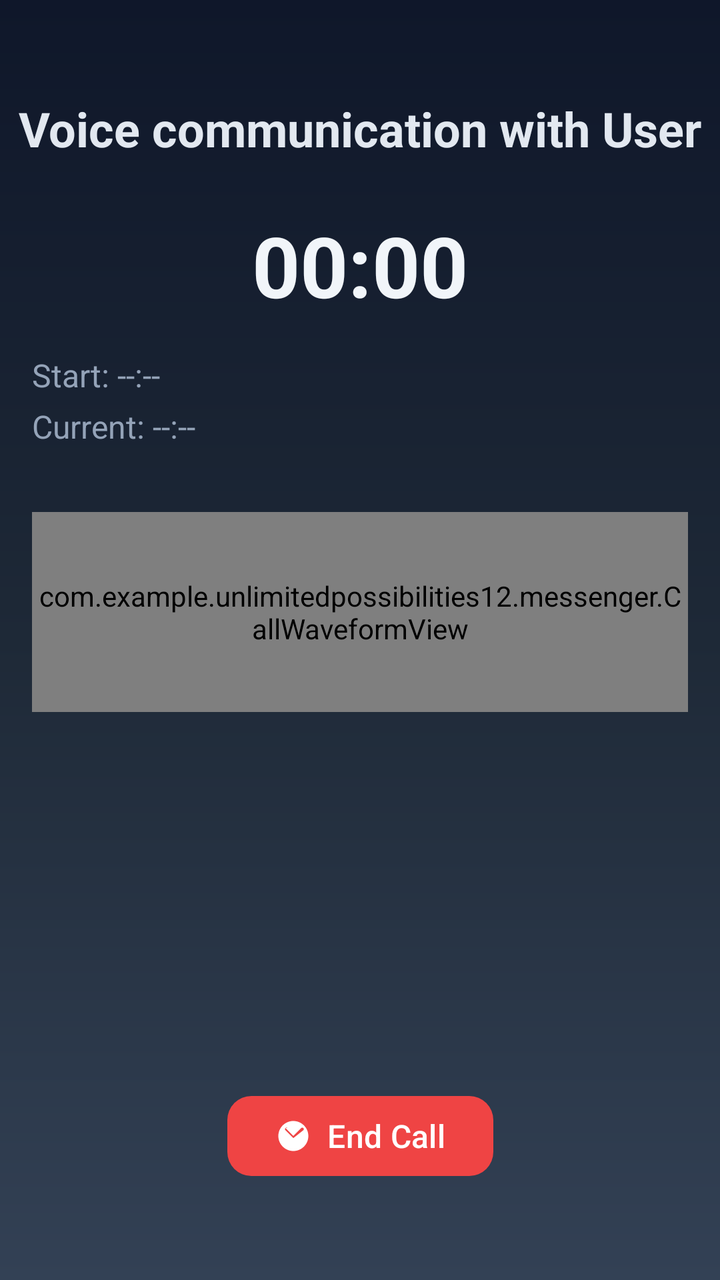
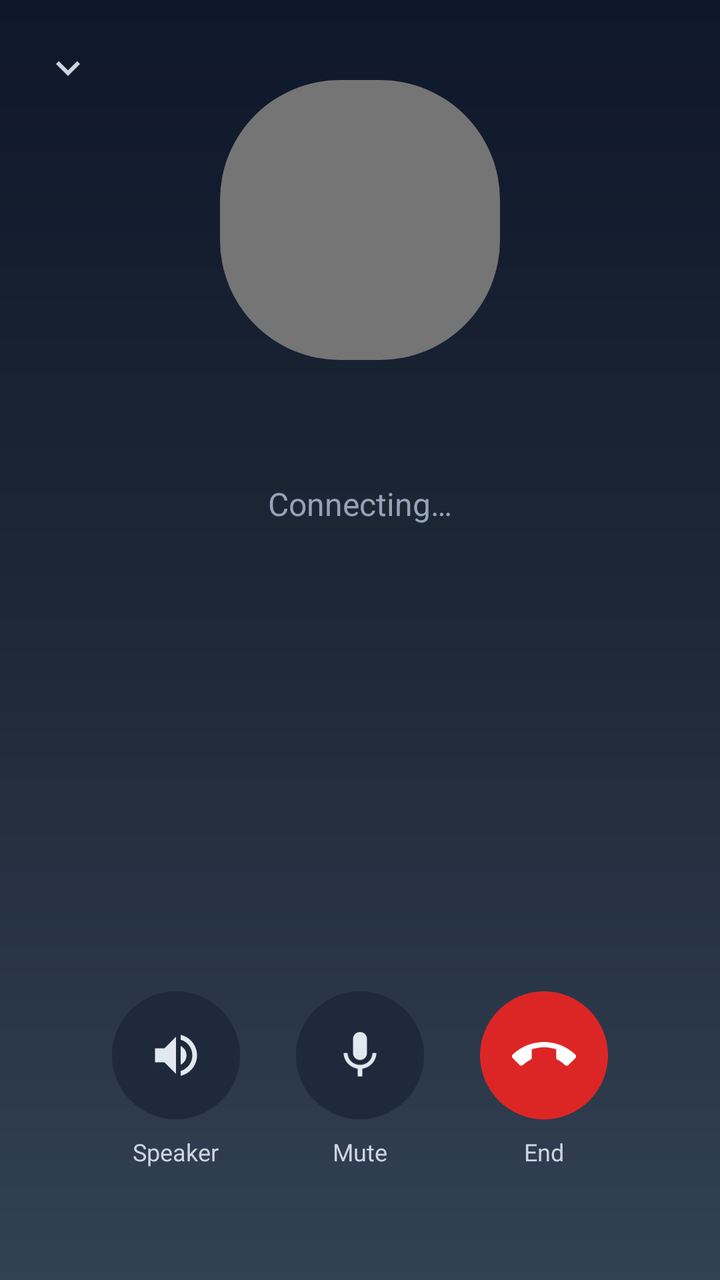

An Android layout rendered at two revisions. The XML below is the earlier revision; the diff shows what the commit changed to produce the second picture.
<!-- AndroidManifest.xml: application theme Theme.UnlimitedPossibilities12 -->
<!-- res/layout/activity_voice_call.xml -->
<?xml version="1.0" encoding="utf-8"?>
<androidx.constraintlayout.widget.ConstraintLayout xmlns:android="http://schemas.android.com/apk/res/android"
    xmlns:app="http://schemas.android.com/apk/res-auto"
    android:layout_width="match_parent"
    android:layout_height="match_parent"
    android:background="@drawable/gradient_voice_call_background">

    
    <TextView
        android:id="@+id/call_title"
        android:layout_width="wrap_content"
        android:layout_height="wrap_content"
        android:layout_marginTop="48dp"
        android:text="Voice communication with User"
        android:textColor="#E2E8F0"
        android:textSize="24sp"
        android:textStyle="bold"
        android:gravity="center"
        app:layout_constraintHorizontal_bias="0.5"
        app:layout_constraintLeft_toLeftOf="parent"
        app:layout_constraintRight_toRightOf="parent"
        app:layout_constraintTop_toTopOf="parent" />

    
    <TextView
        android:id="@+id/call_timer"
        android:layout_width="wrap_content"
        android:layout_height="wrap_content"
        android:layout_marginTop="24dp"
        android:text="00:00"
        android:textColor="#F1F5F9"
        android:textSize="42sp"
        android:textStyle="bold"
        app:layout_constraintHorizontal_bias="0.5"
        app:layout_constraintLeft_toLeftOf="parent"
        app:layout_constraintRight_toRightOf="parent"
        app:layout_constraintTop_toBottomOf="@id/call_title" />

    
    <LinearLayout
        android:id="@+id/time_container"
        android:layout_width="0dp"
        android:layout_height="wrap_content"
        android:layout_marginHorizontal="16dp"
        android:layout_marginTop="16dp"
        android:orientation="vertical"
        app:layout_constraintLeft_toLeftOf="parent"
        app:layout_constraintRight_toRightOf="parent"
        app:layout_constraintTop_toBottomOf="@id/call_timer">

        <TextView
            android:id="@+id/start_time"
            android:layout_width="wrap_content"
            android:layout_height="wrap_content"
            android:text="Start: --:--"
            android:textColor="#94A3B8"
            android:textSize="16sp" />

        <TextView
            android:id="@+id/current_time"
            android:layout_width="wrap_content"
            android:layout_height="wrap_content"
            android:layout_marginTop="4dp"
            android:text="Current: --:--"
            android:textColor="#94A3B8"
            android:textSize="16sp" />
    </LinearLayout>

    
    <com.example.unlimitedpossibilities12.messenger.CallWaveformView
        android:id="@+id/waveform_view"
        android:layout_width="0dp"
        android:layout_height="100dp"
        android:layout_marginHorizontal="16dp"
        android:layout_marginTop="32dp"
        app:layout_constraintLeft_toLeftOf="parent"
        app:layout_constraintRight_toRightOf="parent"
        app:layout_constraintTop_toBottomOf="@id/time_container" />

    
    <com.google.android.material.button.MaterialButton
        android:id="@+id/end_call_button"
        android:layout_width="wrap_content"
        android:layout_height="wrap_content"
        android:layout_marginBottom="48dp"
        android:text="End Call"
        android:textColor="#FFFFFF"
        android:textSize="16sp"
        app:cornerRadius="12dp"
        app:backgroundTint="#EF4444"
        app:icon="@drawable/ic_end_call"
        app:iconTint="#FFFFFF"
        app:iconPadding="8dp"
        app:layout_constraintBottom_toBottomOf="parent"
        app:layout_constraintLeft_toLeftOf="parent"
        app:layout_constraintRight_toRightOf="parent" />

</androidx.constraintlayout.widget.ConstraintLayout>
<!-- resources referenced by this layout -->
<resources>
  <!-- drawable gradient_voice_call_background (drawable) -->
  <?xml version="1.0" encoding="utf-8"?>
  <shape xmlns:android="http://schemas.android.com/apk/res/android">
      <gradient
          android:angle="270"
          android:startColor="#0F172A"
          android:centerColor="#1E2937"
          android:endColor="#334155" />
  </shape>
  <!-- drawable ic_end_call (drawable) -->
  <vector xmlns:android="http://schemas.android.com/apk/res/android"
      android:width="24dp"
      android:height="24dp"
      android:viewportWidth="24"
      android:viewportHeight="24">
      <path
          android:fillColor="#FFFFFF"
          android:pathData="M12,2C6.48,2,2,6.48,2,12s4.48,10,10,10,10-4.48,10-10S17.52,2,12,2zM6.71,6.71L12,12l5.29-5.29c0.39-0.39,1.02-0.39,1.41,0s0.39,1.02,0,1.41L12,13.41l-5.29-5.29c-0.39-0.39-0.39-1.02,0-1.41s1.02-0.39,1.41,0z" />
  </vector>
  <style name="Theme.UnlimitedPossibilities12" parent="Base.Theme.UnlimitedPossibilities12" />
  <style name="Base.Theme.UnlimitedPossibilities12" parent="Theme.Material3.DayNight.NoActionBar">
          
          
      </style>
</resources>

<!-- the commit's change to res/layout/activity_voice_call.xml (unified diff, before → after) -->
@@ -1,98 +1,197 @@
 <?xml version="1.0" encoding="utf-8"?>
-<androidx.constraintlayout.widget.ConstraintLayout xmlns:android="http://schemas.android.com/apk/res/android"
+<androidx.constraintlayout.widget.ConstraintLayout
+    xmlns:android="http://schemas.android.com/apk/res/android"
     xmlns:app="http://schemas.android.com/apk/res-auto"
     android:layout_width="match_parent"
     android:layout_height="match_parent"
     android:background="@drawable/gradient_voice_call_background">
 
     
+    <ImageView
+        android:id="@+id/minimize_button"
+        android:layout_width="44dp"
+        android:layout_height="44dp"
+        android:layout_margin="12dp"
+        android:background="?attr/selectableItemBackgroundBorderless"
+        android:clickable="true"
+        android:contentDescription="@string/call_minimize"
+        android:focusable="true"
+        android:padding="10dp"
+        android:src="@drawable/ic_chevron_down"
+        app:layout_constraintTop_toTopOf="parent"
+        app:layout_constraintStart_toStartOf="parent"
+        app:tint="#CBD5E1" />
+
+    
+    <FrameLayout
+        android:id="@+id/avatar_card"
+        android:layout_width="140dp"
+        android:layout_height="140dp"
+        android:layout_marginTop="40dp"
+        app:layout_constraintTop_toTopOf="parent"
+        app:layout_constraintStart_toStartOf="parent"
+        app:layout_constraintEnd_toEndOf="parent"
+        app:layout_constraintVertical_bias="0.18">
+
+        <ImageView
+            android:id="@+id/call_avatar_image"
+            android:layout_width="match_parent"
+            android:layout_height="match_parent"
+            android:contentDescription="@null"
+            android:scaleType="centerCrop" />
+
+        <TextView
+            android:id="@+id/call_avatar_text"
+            android:layout_width="match_parent"
+            android:layout_height="match_parent"
+            android:background="@drawable/circle_background"
+            android:gravity="center"
+            android:textColor="#FFFFFF"
+            android:textSize="52sp"
+            android:textStyle="bold" />
+    </FrameLayout>
+
     <TextView
         android:id="@+id/call_title"
+        android:layout_width="0dp"
+        android:layout_height="wrap_content"
+        android:layout_marginTop="20dp"
+        android:layout_marginHorizontal="24dp"
+        android:ellipsize="end"
+        android:gravity="center"
+        android:maxLines="1"
+        android:textColor="#F1F5F9"
+        android:textSize="26sp"
+        android:textStyle="bold"
+        app:layout_constraintTop_toBottomOf="@id/avatar_card"
+        app:layout_constraintStart_toStartOf="parent"
+        app:layout_constraintEnd_toEndOf="parent" />
+
+    
+    <TextView
+        android:id="@+id/call_status"
         android:layout_width="wrap_content"
         android:layout_height="wrap_content"
-        android:layout_marginTop="48dp"
-        android:text="Voice communication with User"
-        android:textColor="#E2E8F0"
-        android:textSize="24sp"
-        android:textStyle="bold"
-        android:gravity="center"
-        app:layout_constraintHorizontal_bias="0.5"
-        app:layout_constraintLeft_toLeftOf="parent"
-        app:layout_constraintRight_toRightOf="parent"
-        app:layout_constraintTop_toTopOf="parent" />
+        android:layout_marginTop="6dp"
+        android:text="@string/call_connecting"
+        android:textColor="#94A3B8"
+        android:textSize="16sp"
+        app:layout_constraintTop_toBottomOf="@id/call_title"
+        app:layout_constraintStart_toStartOf="parent"
+        app:layout_constraintEnd_toEndOf="parent" />
 
-    
     <TextView
         android:id="@+id/call_timer"
         android:layout_width="wrap_content"
         android:layout_height="wrap_content"
-        android:layout_marginTop="24dp"
+        android:layout_marginTop="2dp"
         android:text="00:00"
-        android:textColor="#F1F5F9"
-        android:textSize="42sp"
-        android:textStyle="bold"
-        app:layout_constraintHorizontal_bias="0.5"
-        app:layout_constraintLeft_toLeftOf="parent"
-        app:layout_constraintRight_toRightOf="parent"
-        app:layout_constraintTop_toBottomOf="@id/call_title" />
+        android:textColor="#CBD5E1"
+        android:textSize="18sp"
+        android:visibility="gone"
+        app:layout_constraintTop_toBottomOf="@id/call_status"
+        app:layout_constraintStart_toStartOf="parent"
+        app:layout_constraintEnd_toEndOf="parent" />
 
     
     <LinearLayout
-        android:id="@+id/time_container"
-        android:layout_width="0dp"
+        android:id="@+id/call_controls"
+        android:layout_width="wrap_content"
         android:layout_height="wrap_content"
-        android:layout_marginHorizontal="16dp"
-        android:layout_marginTop="16dp"
-        android:orientation="vertical"
-        app:layout_constraintLeft_toLeftOf="parent"
-        app:layout_constraintRight_toRightOf="parent"
-        app:layout_constraintTop_toBottomOf="@id/call_timer">
+        android:layout_marginBottom="56dp"
+        android:gravity="center"
+        android:orientation="horizontal"
+        app:layout_constraintBottom_toBottomOf="parent"
+        app:layout_constraintStart_toStartOf="parent"
+        app:layout_constraintEnd_toEndOf="parent">
 
-        <TextView
-            android:id="@+id/start_time"
+        <LinearLayout
             android:layout_width="wrap_content"
             android:layout_height="wrap_content"
-            android:text="Start: --:--"
-            android:textColor="#94A3B8"
-            android:textSize="16sp" />
+            android:layout_marginHorizontal="14dp"
+            android:gravity="center"
+            android:orientation="vertical">
 
-        <TextView
-            android:id="@+id/current_time"
+            <ImageView
+                android:id="@+id/speaker_button"
+                android:layout_width="64dp"
+                android:layout_height="64dp"
+                android:background="@drawable/circle_background"
+                android:backgroundTint="#1E293B"
+                android:clickable="true"
+                android:contentDescription="@string/call_speaker"
+                android:focusable="true"
+                android:padding="18dp"
+                android:src="@drawable/ic_volume_up"
+                app:tint="#E2E8F0" />
+
+            <TextView
+                android:id="@+id/speaker_label"
+                android:layout_width="wrap_content"
+                android:layout_height="wrap_content"
+                android:layout_marginTop="8dp"
+                android:text="@string/call_speaker"
+                android:textColor="#CBD5E1"
+                android:textSize="12sp" />
+        </LinearLayout>
+
+        <LinearLayout
             android:layout_width="wrap_content"
             android:layout_height="wrap_content"
-            android:layout_marginTop="4dp"
-            android:text="Current: --:--"
-            android:textColor="#94A3B8"
-            android:textSize="16sp" />
+            android:layout_marginHorizontal="14dp"
+            android:gravity="center"
+            android:orientation="vertical">
+
+            <ImageView
+                android:id="@+id/mute_button"
+                android:layout_width="64dp"
+                android:layout_height="64dp"
+                android:background="@drawable/circle_background"
+                android:backgroundTint="#1E293B"
+                android:clickable="true"
+                android:contentDescription="@string/call_mute"
+                android:focusable="true"
+                android:padding="18dp"
+                android:src="@drawable/ic_mic_white"
+                app:tint="#E2E8F0" />
+
+            <TextView
+                android:id="@+id/mute_label"
+                android:layout_width="wrap_content"
+                android:layout_height="wrap_content"
+                android:layout_marginTop="8dp"
+                android:text="@string/call_mute"
+                android:textColor="#CBD5E1"
+                android:textSize="12sp" />
+        </LinearLayout>
+
+        <LinearLayout
+            android:layout_width="wrap_content"
+            android:layout_height="wrap_content"
+            android:layout_marginHorizontal="14dp"
+            android:gravity="center"
+            android:orientation="vertical">
+
+            <ImageView
+                android:id="@+id/end_call_button"
+                android:layout_width="64dp"
+                android:layout_height="64dp"
+                android:background="@drawable/circle_background"
+                android:backgroundTint="#DC2626"
+                android:clickable="true"
+                android:contentDescription="@string/call_end"
+                android:focusable="true"
+                android:padding="16dp"
+                android:src="@drawable/ic_call_end_down"
+                app:tint="#FFFFFF" />
+
+            <TextView
+                android:layout_width="wrap_content"
+                android:layout_height="wrap_content"
+                android:layout_marginTop="8dp"
+                android:text="@string/call_end"
+                android:textColor="#CBD5E1"
+                android:textSize="12sp" />
+        </LinearLayout>
     </LinearLayout>
-
-    
-    <com.example.unlimitedpossibilities12.messenger.CallWaveformView
-        android:id="@+id/waveform_view"
-        android:layout_width="0dp"
-        android:layout_height="100dp"
-        android:layout_marginHorizontal="16dp"
-        android:layout_marginTop="32dp"
-        app:layout_constraintLeft_toLeftOf="parent"
-        app:layout_constraintRight_toRightOf="parent"
-        app:layout_constraintTop_toBottomOf="@id/time_container" />
-
-    
-    <com.google.android.material.button.MaterialButton
-        android:id="@+id/end_call_button"
-        android:layout_width="wrap_content"
-        android:layout_height="wrap_content"
-        android:layout_marginBottom="48dp"
-        android:text="End Call"
-        android:textColor="#FFFFFF"
-        android:textSize="16sp"
-        app:cornerRadius="12dp"
-        app:backgroundTint="#EF4444"
-        app:icon="@drawable/ic_end_call"
-        app:iconTint="#FFFFFF"
-        app:iconPadding="8dp"
-        app:layout_constraintBottom_toBottomOf="parent"
-        app:layout_constraintLeft_toLeftOf="parent"
-        app:layout_constraintRight_toRightOf="parent" />
-
 </androidx.constraintlayout.widget.ConstraintLayout>
<!-- resource entries referenced after the edit -->
@@ -1,5 +1,11 @@
 <!-- resources referenced by this layout -->
 <resources>
+  <!-- drawable circle_background (drawable) -->
+  <?xml version="1.0" encoding="utf-8"?>
+  <shape xmlns:android="http://schemas.android.com/apk/res/android">
+      <solid android:color="#757575" />
+      <corners android:radius="60dp" />
+  </shape>
   <!-- drawable gradient_voice_call_background (drawable) -->
   <?xml version="1.0" encoding="utf-8"?>
   <shape xmlns:android="http://schemas.android.com/apk/res/android">
@@ -9,7 +15,8 @@
           android:centerColor="#1E2937"
           android:endColor="#334155" />
   </shape>
-  <!-- drawable ic_end_call (drawable) -->
+  <!-- drawable ic_call_end_down (drawable) -->
+  <?xml version="1.0" encoding="utf-8"?>
   <vector xmlns:android="http://schemas.android.com/apk/res/android"
       android:width="24dp"
       android:height="24dp"
@@ -17,8 +24,44 @@
       android:viewportHeight="24">
       <path
           android:fillColor="#FFFFFF"
-          android:pathData="M12,2C6.48,2,2,6.48,2,12s4.48,10,10,10,10-4.48,10-10S17.52,2,12,2zM6.71,6.71L12,12l5.29-5.29c0.39-0.39,1.02-0.39,1.41,0s0.39,1.02,0,1.41L12,13.41l-5.29-5.29c-0.39-0.39-0.39-1.02,0-1.41s1.02-0.39,1.41,0z" />
+          android:pathData="M12,9c-1.6,0 -3.15,0.25 -4.6,0.72v3.1c0,0.39 -0.23,0.74 -0.56,0.9 -0.98,0.49 -1.87,1.12 -2.66,1.85 -0.18,0.18 -0.43,0.28 -0.7,0.28 -0.28,0 -0.53,-0.11 -0.71,-0.29L0.29,13.08c-0.18,-0.17 -0.29,-0.42 -0.29,-0.7 0,-0.28 0.11,-0.53 0.29,-0.71C3.34,8.78 7.46,7 12,7s8.66,1.78 11.71,4.67c0.18,0.18 0.29,0.43 0.29,0.71 0,0.28 -0.11,0.53 -0.29,0.71l-2.48,2.48c-0.18,0.18 -0.43,0.29 -0.71,0.29 -0.27,0 -0.52,-0.11 -0.7,-0.28 -0.79,-0.74 -1.69,-1.36 -2.67,-1.85 -0.33,-0.16 -0.56,-0.5 -0.56,-0.9v-3.1C15.15,9.25 13.6,9 12,9z" />
   </vector>
+  <!-- drawable ic_chevron_down (drawable) -->
+  <?xml version="1.0" encoding="utf-8"?>
+  <vector xmlns:android="http://schemas.android.com/apk/res/android"
+      android:width="24dp"
+      android:height="24dp"
+      android:viewportWidth="24"
+      android:viewportHeight="24">
+      <path
+          android:fillColor="#FFFFFF"
+          android:pathData="M7.41,8.59 L12,13.17l4.59,-4.58L18,10l-6,6 -6,-6z" />
+  </vector>
+  <!-- drawable ic_mic_white (drawable) -->
+  <vector xmlns:android="http://schemas.android.com/apk/res/android"
+      android:width="24dp"
+      android:height="24dp"
+      android:viewportWidth="24"
+      android:viewportHeight="24">
+      <path
+          android:fillColor="#FFFFFF"
+          android:pathData="M12,14c1.66,0 3,-1.34 3,-3L15,5c0,-1.66 -1.34,-3 -3,-3S9,3.34 9,5v6c0,1.66 1.34,3 3,3zM17.3,11c0,3 -2.54,5.1 -5.3,5.1S6.7,14 6.7,11L5,11c0,3.41 2.72,6.23 6,6.72L11,21h2v-3.28c3.28,-0.48 6,-3.3 6,-6.72h-1.7z"/>
+  </vector>
+  <!-- drawable ic_volume_up (drawable) -->
+  <vector xmlns:android="http://schemas.android.com/apk/res/android"
+      android:width="24dp"
+      android:height="24dp"
+      android:viewportWidth="24"
+      android:viewportHeight="24">
+      <path
+          android:fillColor="#FFFFFF"
+          android:pathData="M3,9v6h4l5,5L12,4L7,9H3zM16.5,12c0,-1.77 -1.02,-3.29 -2.5,-4.03v8.05c1.48,-0.73 2.5,-2.25 2.5,-4.02zM14,3.23v2.06c2.89,0.86 5,3.54 5,6.71s-2.11,5.85 -5,6.71v2.06c4.01,-0.91 7,-4.49 7,-8.77s-2.99,-7.86 -7,-8.77z"/>
+  </vector>
+  <string name="call_connecting">Connecting…</string>
+  <string name="call_end">End</string>
+  <string name="call_minimize">Minimize</string>
+  <string name="call_mute">Mute</string>
+  <string name="call_speaker">Speaker</string>
   <style name="Theme.UnlimitedPossibilities12" parent="Base.Theme.UnlimitedPossibilities12" />
   <style name="Base.Theme.UnlimitedPossibilities12" parent="Theme.Material3.DayNight.NoActionBar">
           
